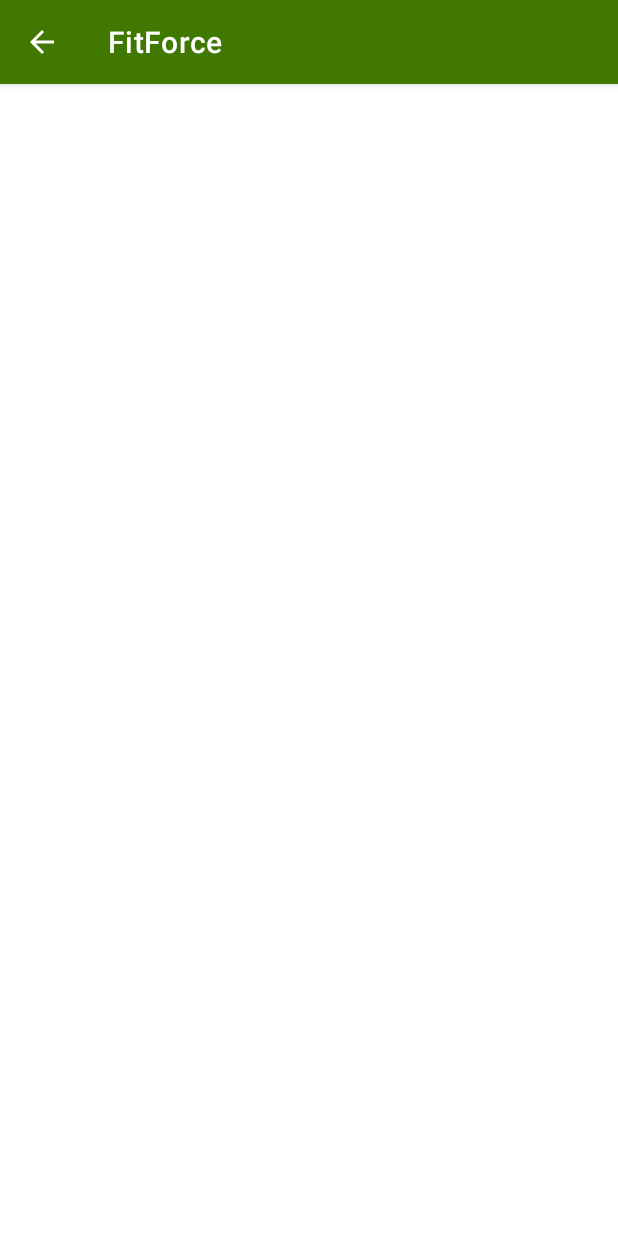
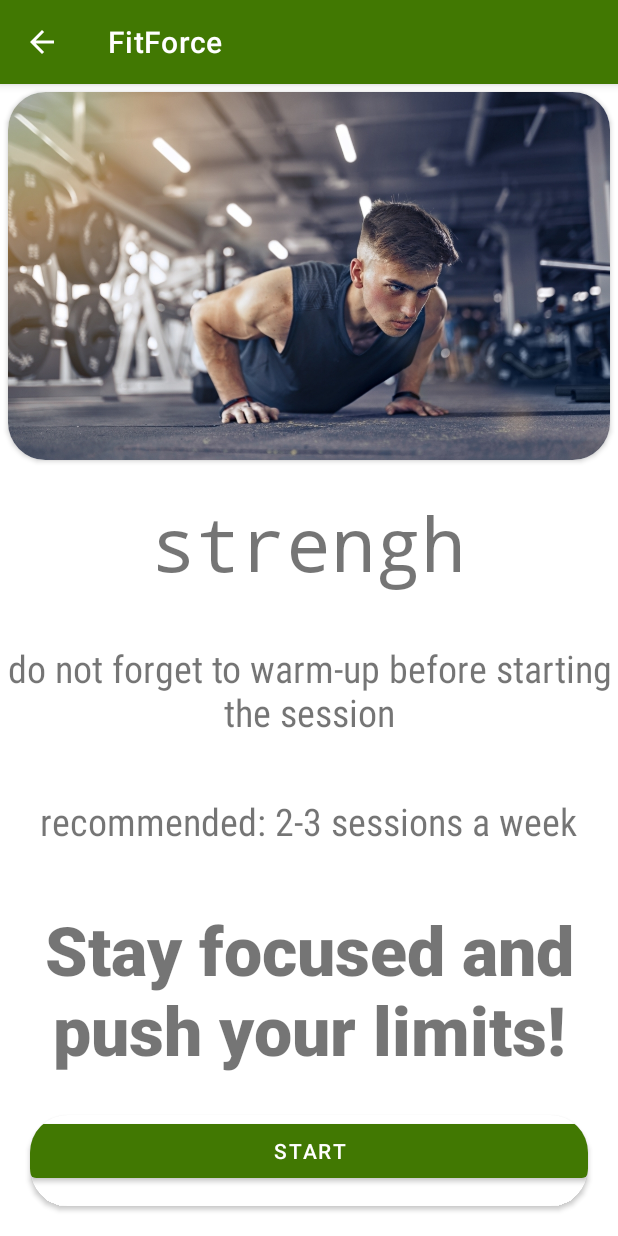
Before and after one commit to chock666/FitForce, an Android app: the InStrengthActivity screen opened directly, with no data from a screen before it, on a phone screen of 412 x 824 dp. Run offline under Robolectric (Android 15) with nearby library versions, the phone set to English and light mode, and no system bars.

Commit message:
לעבוד על אימוני הכח

```diff
--- a/app/src/main/java/com/example/fitforce/InStrengthActivity.java
+++ b/app/src/main/java/com/example/fitforce/InStrengthActivity.java
@@ -2,13 +2,29 @@ package com.example.fitforce;
 
 import androidx.appcompat.app.AppCompatActivity;
 
+import android.content.Intent;
 import android.os.Bundle;
+import android.view.View;
+import android.widget.Button;
 
-public class InStrengthActivity extends TrainingActivity {
+public class InStrengthActivity extends TrainingActivity implements View.OnClickListener {
+
+    Button btStart;
 
     @Override
     protected void onCreate(Bundle savedInstanceState) {
         super.onCreate(savedInstanceState);
         setContentView(R.layout.activity_in_strength);
+        btStart = findViewById(R.id.btStartStrengthSession);
+        btStart.setOnClickListener(this);
+
+
+    }
+
+    @Override
+    public void onClick(View view) {
+        if (view == btStart){
+            startActivity(new Intent(InStrengthActivity.this,strengthSessionActivity.class));
+        }
     }
 }
--- a/app/src/main/res/layout/activity_in_strength.xml
+++ b/app/src/main/res/layout/activity_in_strength.xml
@@ -7,6 +7,97 @@
     android:orientation="vertical"
     tools:context=".InStrengthActivity">
 
+    <androidx.cardview.widget.CardView
+        android:layout_width="match_parent"
+        android:layout_height="220dp"
+        app:cardCornerRadius="25dp"
+        android:layout_weight="2"
+        android:layout_margin="5dp"
+        android:elevation="10dp">
+
+        <ImageView
+            android:id="@+id/roundedImageView"
+            android:layout_width="match_parent"
+            android:layout_height="match_parent"
+            android:background="@color/white"
+            android:scaleType="centerCrop"
+            android:src="@drawable/pushupsguy" />
+
+    </androidx.cardview.widget.CardView>
+
+    <TextView
+        android:layout_width="wrap_content"
+        android:layout_height="wrap_content"
+        android:fontFamily="monospace"
+        android:layout_marginTop="10dp"
+        android:layout_weight="1"
+
+        android:text="strengh"
+        android:gravity="center"
+        android:layout_gravity="center"
+        android:textSize="50dp" />
+
+    <TextView
+        android:layout_width="wrap_content"
+        android:layout_height="wrap_content"
+        android:text="do not forget to warm-up before starting the session"
+        android:layout_gravity="center"
+        android:gravity="center"
+        android:layout_weight="1"
+
+        android:layout_marginTop="20dp"
+        android:textSize="25dp"
+        android:fontFamily="sans-serif-condensed"
+
+        />
+
+    <TextView
+        android:layout_width="wrap_content"
+        android:layout_height="wrap_content"
+        android:text="recommended: 2-3 sessions a week"
+        android:layout_gravity="center"
+        android:gravity="center"
+        android:layout_weight="1"
+
+        android:textSize="25dp"
+        android:layout_marginTop="25dp"
+
+        android:fontFamily="sans-serif-condensed"
+
+        />
+
+    <TextView
+        android:layout_width="wrap_content"
+        android:layout_height="wrap_content"
+        android:text="Stay focused and push your limits!"
+        android:layout_gravity="center"
+        android:gravity="center"
+        android:layout_weight="1"
+
+        android:textSize="45dp"
+        android:layout_marginTop="25dp"
+
+        android:fontFamily="sans-serif-black"
+
+        />
+
+
+    <androidx.cardview.widget.CardView
+        android:layout_width="match_parent"
+        android:layout_height="wrap_content"
+        app:cardCornerRadius="25dp"
+        android:layout_weight="1"
+
+        android:layout_margin="20dp"
+        android:elevation="10dp">
+        <Button
+            android:layout_width="match_parent"
+            android:layout_height="wrap_content"
+            android:id="@+id/btStartStrengthSession"
+            android:text="start"
+
+            />
+    </androidx.cardview.widget.CardView>
 
 
 </LinearLayout>
```
Also changed, not shown: app/src/main/AndroidManifest.xml (+7 -7 lines), app/src/main/java/com/example/fitforce/MainActivity.java (+12 -3 lines), app/src/main/java/com/example/fitforce/strengthSessionActivity.java (added, +33 -0 lines), app/src/main/res/layout/activity_in_running.xml (+8 -1 lines), app/src/main/res/layout/activity_strength_session.xml (added, +96 -0 lines), app/src/main/res/drawable/pushupani.gif (added), app/src/main/res/drawable/pushupanimation.gif (added), app/src/main/res/drawable/pushupsguy.jpg (added), app/src/main/res/drawable/trainer.jpeg (added).
